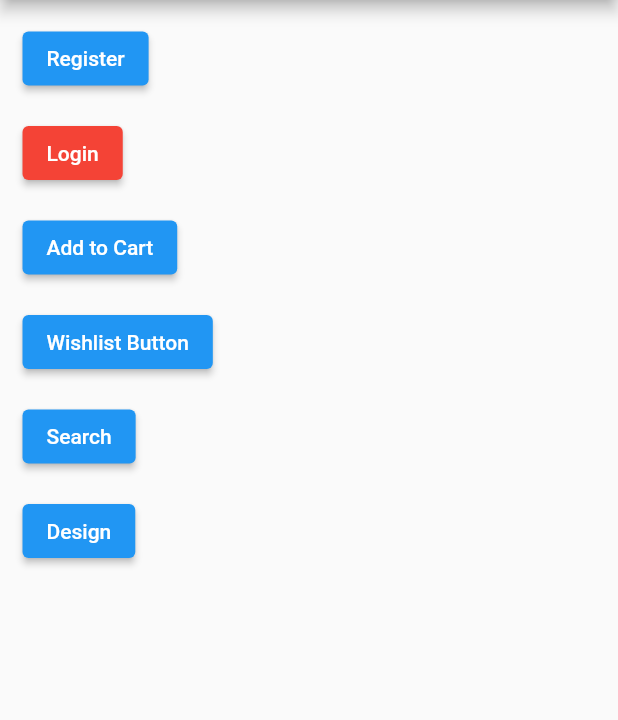
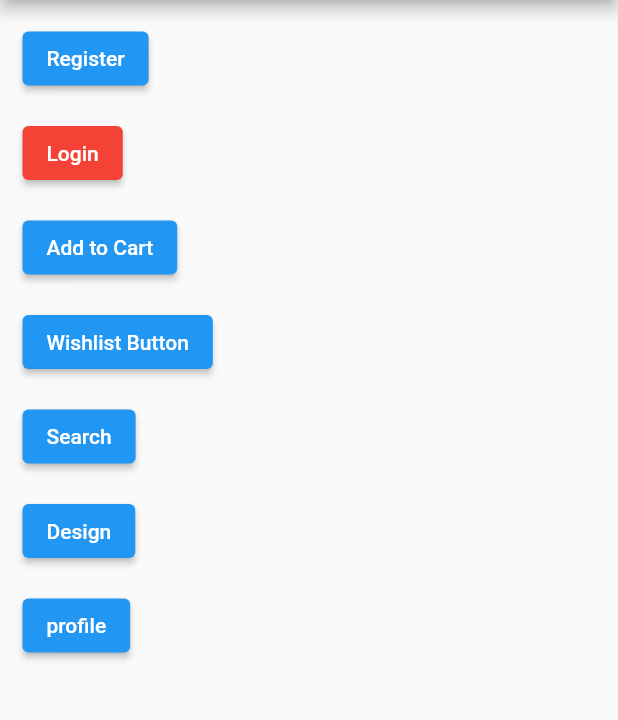
Before and after one commit to payare35/MyEcommerceApp, a Flutter app: the screen it shows after launch, on a phone screen of 412 x 824 dp, the part 84-804 px from its top. Run offline on Flutter 3.47's test engine with Material 2 defaults, Android fonts, the phone set to English and light mode, and no system bars.

Commit message:
profile added successfully

```diff
--- a/lib/main.dart
+++ b/lib/main.dart
@@ -83,6 +83,14 @@ class _HomePageState extends State<HomePage> {
                 },
                 child: Text("Design")),
           ),
+          Container(
+            margin: EdgeInsets.only(left: 15, bottom: 15),
+            child: ElevatedButton(
+                onPressed: () {
+                  print("I am profile Button");
+                },
+                child: Text("profile")),
+          ),
         ],
       ),
     );
```
